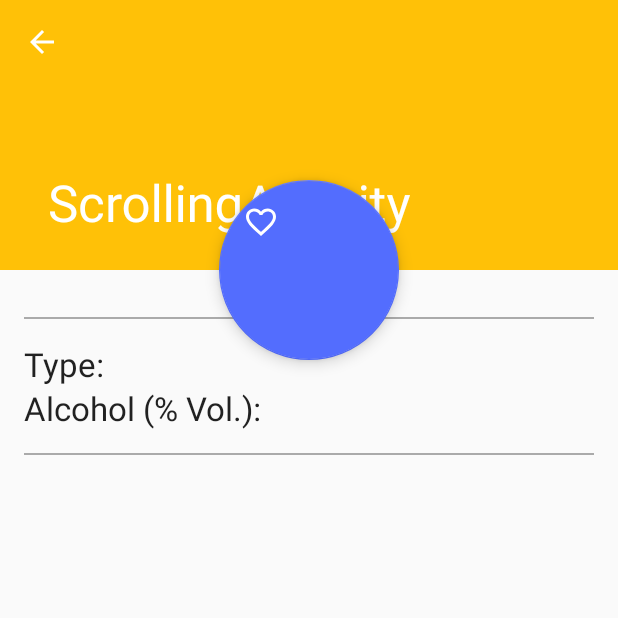
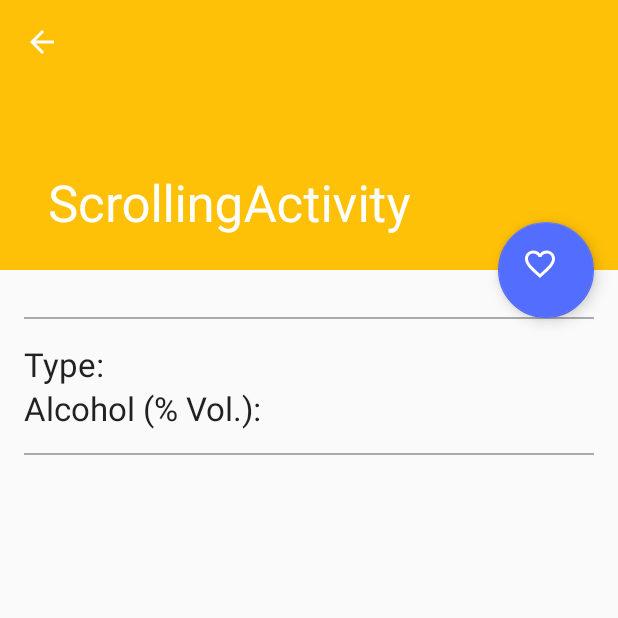
Before and after one commit to GAMEMAX/ILoveBeer, an Android app: the ScrollingActivity screen opened directly, with no data from a screen before it, on a phone screen of 412 x 824 dp, the top half of it. Run offline under Robolectric (Android 15) with nearby library versions, the phone set to English and light mode, and no system bars; network calls fail; 2 statements that could not run were skipped.

Commit message:
initial commit

```diff
--- a/app/src/main/res/layout/activity_scrolling.xml
+++ b/app/src/main/res/layout/activity_scrolling.xml
@@ -32,15 +32,17 @@
         </android.support.design.widget.CollapsingToolbarLayout>
     </android.support.design.widget.AppBarLayout>
 
-    <include layout="@layout/content_scrolling" />
+    <include layout="@layout/content_scrolling"
+        android:id="@+id/include" />
 
     <android.support.design.widget.FloatingActionButton
         android:id="@+id/fab"
-        android:layout_width="120dp"
-        android:layout_height="120dp"
+        android:layout_width="64dp"
+        android:layout_height="64dp"
         android:layout_margin="@dimen/fab_margin"
-        app:layout_anchor="@id/app_bar"
-        app:layout_anchorGravity="bottom|center"
-        app:srcCompat="@drawable/ic_button_favourite" />
+        app:srcCompat="@drawable/ic_button_favourite"
+        app:layout_anchor="@+id/include"
+        app:layout_anchorGravity="top|right"
+        android:layout_gravity="center_vertical|start" />
 
 </android.support.design.widget.CoordinatorLayout>
```
